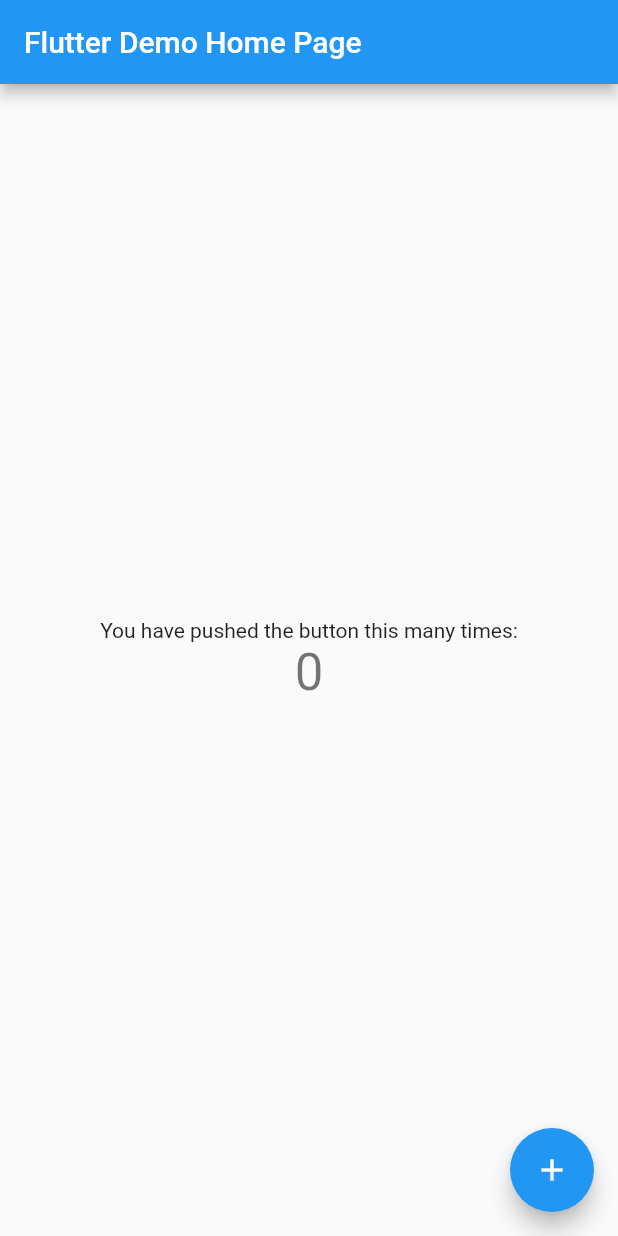
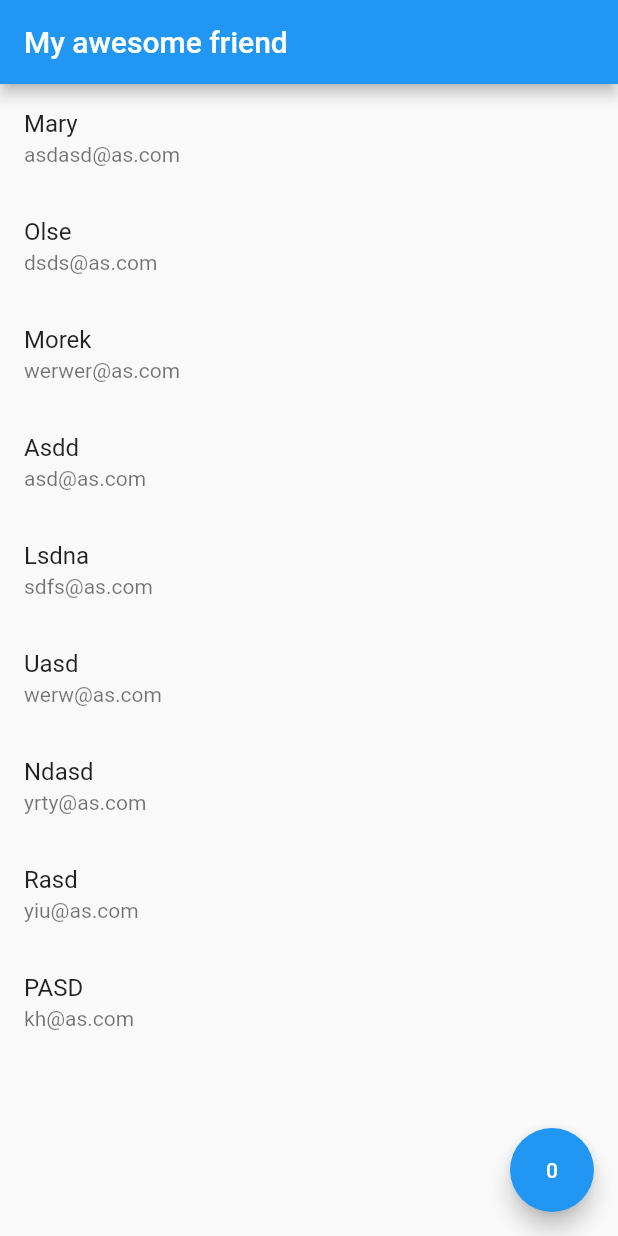
Before and after one commit to FlutterCodingApp/party_invites, a Flutter app: the screen it shows after launch, on a phone screen of 412 x 824 dp. Run offline on Flutter 3.47's test engine with Material 2 defaults, Android fonts, the phone set to English and light mode, and no system bars.

```diff
--- a/lib/main.dart
+++ b/lib/main.dart
@@ -1,117 +1,61 @@
 import 'package:flutter/material.dart';
+import 'package:invite_party/providers/invites.dart';
+import 'package:invite_party/screens/screen_invited.dart';
+import 'package:provider/provider.dart';
 
-void main() {
-  runApp(MyApp());
-}
+import 'models/friend.dart';
+
+void main() => runApp(
+    ChangeNotifierProvider(create: (context) => Invites(), child: MyApp()));
 
 class MyApp extends StatelessWidget {
   // This widget is the root of your application.
   @override
   Widget build(BuildContext context) {
     return MaterialApp(
-      title: 'Flutter Demo',
-      theme: ThemeData(
-        // This is the theme of your application.
-        //
-        // Try running your application with "flutter run". You'll see the
-        // application has a blue toolbar. Then, without quitting the app, try
-        // changing the primarySwatch below to Colors.green and then invoke
-        // "hot reload" (press "r" in the console where you ran "flutter run",
-        // or simply save your changes to "hot reload" in a Flutter IDE).
-        // Notice that the counter didn't reset back to zero; the application
-        // is not restarted.
-        primarySwatch: Colors.blue,
-        // This makes the visual density adapt to the platform that you run
-        // the app on. For desktop platforms, the controls will be smaller and
-        // closer together (more dense) than on mobile platforms.
-        visualDensity: VisualDensity.adaptivePlatformDensity,
+        title: 'Flutter Demo',
+        theme: ThemeData(
+          primarySwatch: Colors.blue,
+        ),
+        routes: {"invited": (context) => InvitedScreen()},
+        home: MyHomePage());
+  }
+}
+
+class MyHomePage extends StatelessWidget {
+  final List<Friend> friends = [
+    Friend("Mary", "asdasd@as.com"),
+    Friend("Olse", "dsds@as.com"),
+    Friend("Morek", "werwer@as.com"),
+    Friend("Asdd", "asd@as.com"),
+    Friend("Lsdna", "sdfs@as.com"),
+    Friend("Uasd", "werw@as.com"),
+    Friend("Ndasd", "yrty@as.com"),
+    Friend("Rasd", "yiu@as.com"),
+    Friend("PASD", "kh@as.com"),
+  ];
+
+  @override
+  Widget build(BuildContext context) {
+    // TODO: implement build
+    final invites = Provider.of<Invites>(context);
+    return Scaffold(
+      appBar: AppBar(
+        title: Text('My awesome friend'),
       ),
-      home: MyHomePage(title: 'Flutter Demo Home Page'),
+      body: ListView.builder(
+          itemCount: friends.length,
+          itemBuilder: (context, idx) {
+            return ListTile(
+                title: Text(friends[idx].name),
+                subtitle: Text(friends[idx].email),
+                onTap: () => invites.add(friends[idx]));
+          }),
+      floatingActionButton: FloatingActionButton(
+        onPressed: () => Navigator.of(context).pushNamed("invited"),
+        tooltip: 'Invite',
+        child: Text("${invites.numberOfFriendsInvited()}"),
+      ),
     );
   }
 }
-
-class MyHomePage extends StatefulWidget {
-  MyHomePage({Key key, this.title}) : super(key: key);
-
-  // This widget is the home page of your application. It is stateful, meaning
-  // that it has a State object (defined below) that contains fields that affect
-  // how it looks.
-
-  // This class is the configuration for the state. It holds the values (in this
-  // case the title) provided by the parent (in this case the App widget) and
-  // used by the build method of the State. Fields in a Widget subclass are
-  // always marked "final".
-
-  final String title;
-
-  @override
-  _MyHomePageState createState() => _MyHomePageState();
-}
-
-class _MyHomePageState extends State<MyHomePage> {
-  int _counter = 0;
-
-  void _incrementCounter() {
-    setState(() {
-      // This call to setState tells the Flutter framework that something has
-      // changed in this State, which causes it to rerun the build method below
-      // so that the display can reflect the updated values. If we changed
-      // _counter without calling setState(), then the build method would not be
-      // called again, and so nothing would appear to happen.
-      _counter++;
-    });
-  }
-
-  @override
-  Widget build(BuildContext context) {
-    // This method is rerun every time setState is called, for instance as done
-    // by the _incrementCounter method above.
-    //
-    // The Flutter framework has been optimized to make rerunning build methods
-    // fast, so that you can just rebuild anything that needs updating rather
-    // than having to individually change instances of widgets.
-    return Scaffold(
-      appBar: AppBar(
-        // Here we take the value from the MyHomePage object that was created by
-        // the App.build method, and use it to set our appbar title.
-        title: Text(widget.title),
-      ),
-      body: Center(
-        // Center is a layout widget. It takes a single child and positions it
-        // in the middle of the parent.
-        child: Column(
-          // Column is also a layout widget. It takes a list of children and
-          // arranges them vertically. By default, it sizes itself to fit its
-          // children horizontally, and tries to be as tall as its parent.
-          //
-          // Invoke "debug painting" (press "p" in the console, choose the
-          // "Toggle Debug Paint" action from the Flutter Inspector in Android
-          // Studio, or the "Toggle Debug Paint" command in Visual Studio Code)
-          // to see the wireframe for each widget.
-          //
-          // Column has various properties to control how it sizes itself and
-          // how it positions its children. Here we use mainAxisAlignment to
-          // center the children vertically; the main axis here is the vertical
-          // axis because Columns are vertical (the cross axis would be
-          // horizontal).
-          mainAxisAlignment: MainAxisAlignment.center,
-          children: <Widget>[
-            Text(
-              'You have pushed the button this many times:',
-            ),
-            Text(
-              '$_counter',
-              style: Theme.of(context).textTheme.headline4,
-            ),
-          ],
-        ),
-      ),
-      floatingActionButton: FloatingActionButton(
-        onPressed: _incrementCounter,
-        tooltip: 'Increment',
-        child: Icon(Icons.add),
-      ), // This trailing comma makes auto-formatting nicer for build methods.
-    );
-  }
-}
--- /dev/null
+++ b/lib/models/friend.dart
@@ -0,0 +1,9 @@
+class Friend {
+  String name;
+  String email;
+
+  Friend(String name, String email) {
+    this.name = name;
+    this.email = email;
+  }
+}
--- /dev/null
+++ b/lib/providers/invites.dart
@@ -0,0 +1,24 @@
+import 'dart:collection';
+
+import 'package:flutter/material.dart';
+import 'package:invite_party/models/friend.dart';
+
+class Invites extends ChangeNotifier {
+  final List<Friend> _invited = [];
+
+  UnmodifiableListView<Friend> get invited => UnmodifiableListView(_invited);
+
+  numberOfFriendsInvited() => _invited.length;
+
+  void add(Friend friend) {
+    _invited.add(friend);
+
+    notifyListeners();
+  }
+
+  void remove(Friend friend) {
+    _invited.remove(friend);
+
+    notifyListeners();
+  }
+}
```
Also changed, not shown: lib/screens/screen_invited.dart (added, +31 -0 lines).
